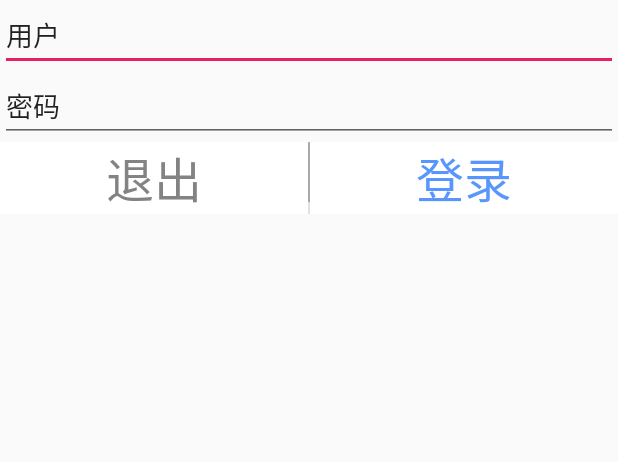
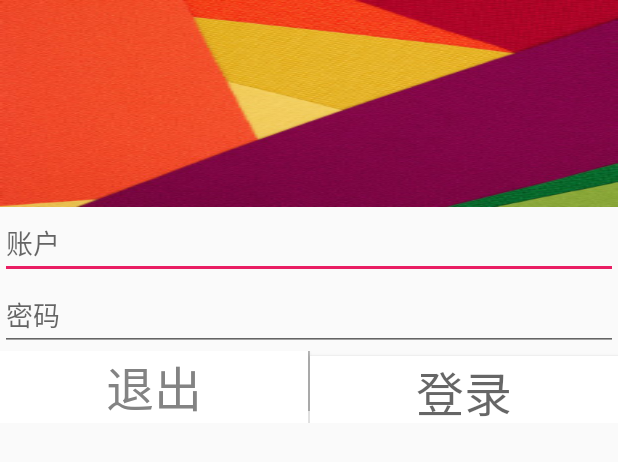
Before and after one commit to juziandcha/ByTheWay, an Android app: the layout dialog_login.xml on its own in the app's theme, with its tools: preview values and no code run, on a phone screen of 412 x 824 dp. Shown: the top 462 px of the screen. Run offline under Robolectric (Android 15) with nearby library versions, the phone set to English and light mode, and no system bars.

Commit message:
change ui

```diff
--- a/app/src/main/res/layout/activity_bytheway.xml
+++ b/app/src/main/res/layout/activity_bytheway.xml
@@ -4,7 +4,7 @@
     android:id="@+id/drawerLayout"
     android:layout_width="match_parent"
     android:layout_height="match_parent"
-    tools:context="com.inthecheesefactory.lab.designlibrary.ByTheWayActivity">
+    >
 
     <!--rootLayout-->
     <android.support.design.widget.CoordinatorLayout
--- a/app/src/main/res/layout/dialog_login.xml
+++ b/app/src/main/res/layout/dialog_login.xml
@@ -2,21 +2,29 @@
 <LinearLayout xmlns:android="http://schemas.android.com/apk/res/android"
     android:layout_width="match_parent"
     android:layout_height="match_parent"
-    android:orientation="vertical">
+    android:orientation="vertical"
+    >
+    <ImageView
+        android:layout_width="match_parent"
+        android:layout_height="wrap_content"
+        android:src="@drawable/a2"
+        android:scaleType="fitXY"
+        />
 
         <EditText
             android:id="@+id/user"
             android:layout_width="match_parent"
             android:layout_height="wrap_content"
-        android:text="用户" />
+            android:hint="账户"
+            />
 
         <EditText
             android:id="@+id/key"
             android:layout_width="match_parent"
             android:layout_height="wrap_content"
-        android:ems="10"
-        android:inputType="textPersonName"
-        android:text="密码" />
+            android:inputType="textPassword"
+            android:hint="密码"
+            />
 
     <LinearLayout
         android:layout_width="match_parent"
@@ -46,7 +54,7 @@
             android:layout_weight="1"
             android:background="#FFF"
             android:gravity="center_horizontal"
-            android:text="登录"
+            android:hint="登录"
             android:textColor="#5896FE"
             android:textSize="32dp" />
     </LinearLayout>
```
Lines whose indentation alone changed are shown as unchanged.
